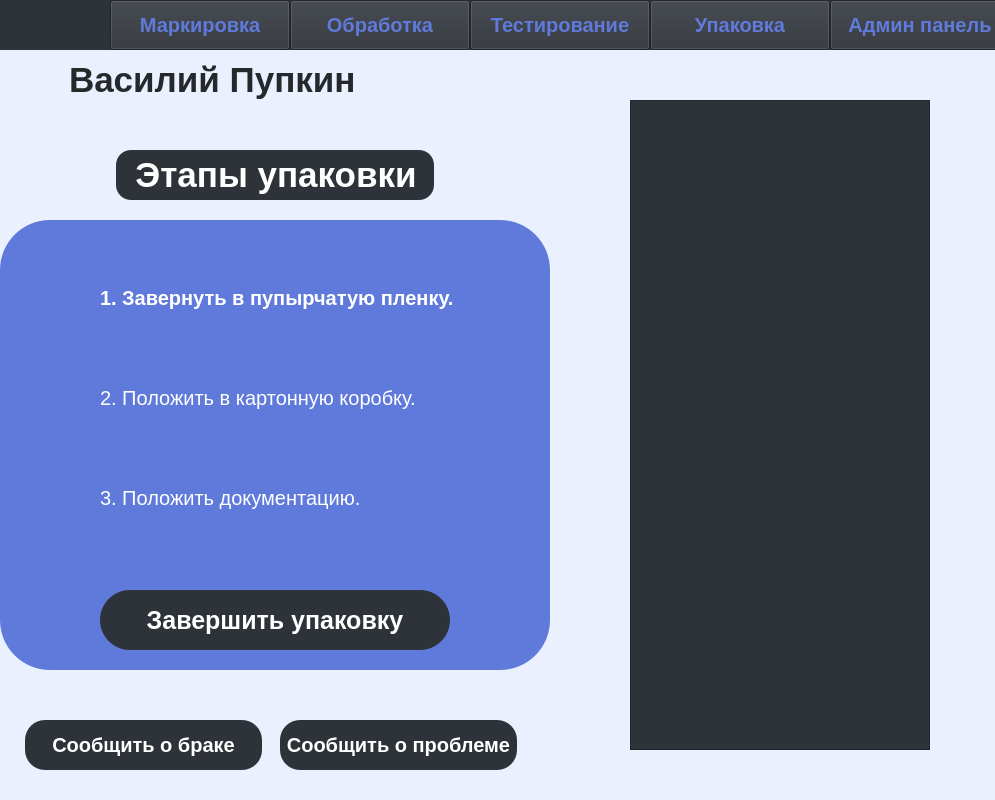
Above: GUI/Packing.ui from damirian174/RFID-marks before the change. Below: the same form after it.
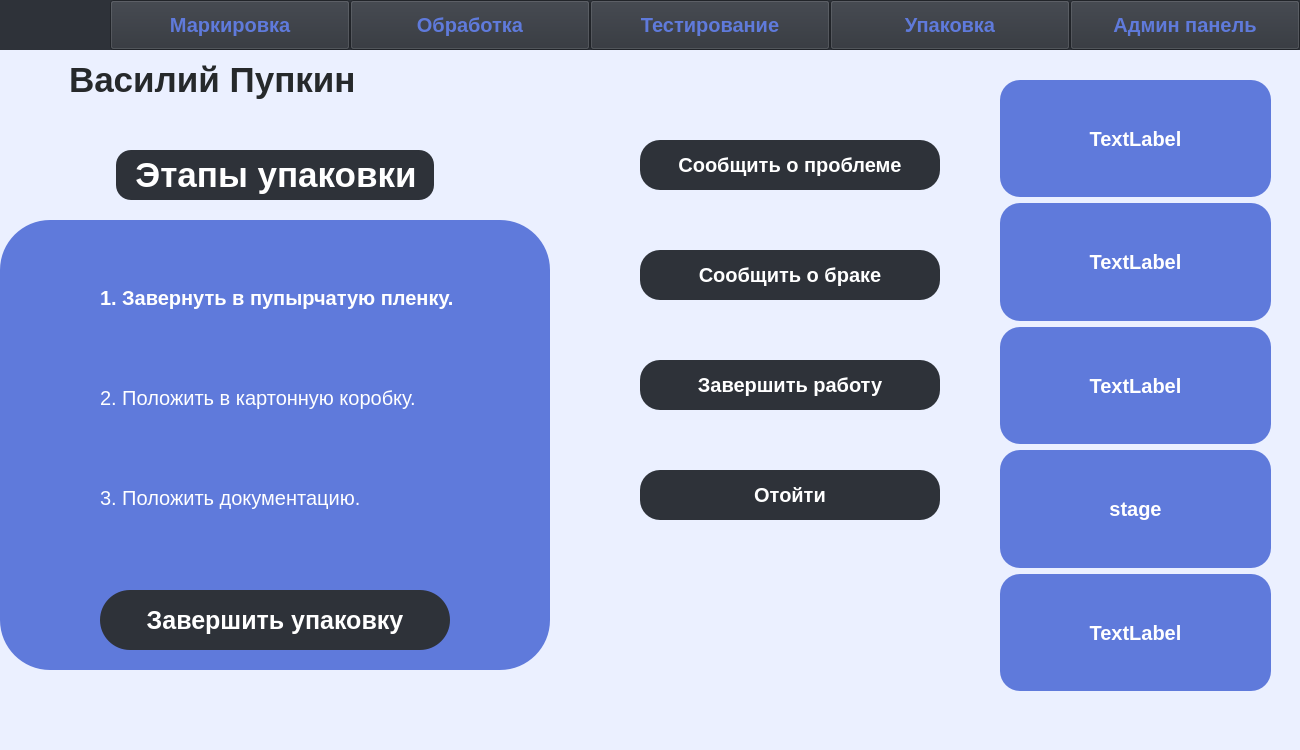
That is the form after the change. Icons and pictures are not drawn.

```diff
--- a/GUI/Packing.ui
+++ b/GUI/Packing.ui
@@ -6,8 +6,8 @@
    <rect>
     <x>0</x>
     <y>0</y>
-    <width>995</width>
-    <height>800</height>
+    <width>1300</width>
+    <height>750</height>
    </rect>
   </property>
   <property name="windowTitle">
@@ -19,7 +19,7 @@
      <rect>
       <x>0</x>
       <y>50</y>
-      <width>1001</width>
+      <width>1301</width>
       <height>751</height>
      </rect>
     </property>
@@ -35,17 +35,84 @@
        <height>750</height>
       </rect>
      </property>
-     <widget class="QTableView" name="tableView">
+     <widget class="QPushButton" name="pushButton_4">
       <property name="geometry">
        <rect>
-        <x>80</x>
-        <y>50</y>
+        <x>90</x>
+        <y>90</y>
         <width>300</width>
-        <height>650</height>
+        <height>50</height>
        </rect>
       </property>
       <property name="styleSheet">
-       <string notr="true">background-color: #2E3239;</string>
+       <string notr="true">background-color: #2E3239;
+color: rgb(255, 255, 255);
+border-radius: 20px;
+font: 20px;
+font-weight: 700;</string>
+      </property>
+      <property name="text">
+       <string>Сообщить о проблеме</string>
+      </property>
+     </widget>
+     <widget class="QPushButton" name="pushButton_9">
+      <property name="geometry">
+       <rect>
+        <x>90</x>
+        <y>200</y>
+        <width>300</width>
+        <height>50</height>
+       </rect>
+      </property>
+      <property name="styleSheet">
+       <string notr="true">background-color: #2E3239;
+color: rgb(255, 255, 255);
+border-radius: 20px;
+font: 20px;
+font-weight: 700;</string>
+      </property>
+      <property name="text">
+       <string>Сообщить о браке</string>
+      </property>
+     </widget>
+     <widget class="QPushButton" name="pushButton_12">
+      <property name="geometry">
+       <rect>
+        <x>90</x>
+        <y>310</y>
+        <width>300</width>
+        <height>50</height>
+       </rect>
+      </property>
+      <property name="styleSheet">
+       <string notr="true">background-color: #2E3239;
+color: rgb(255, 255, 255);
+border-radius: 20px;
+font: 20px;
+font-weight: 700;</string>
+      </property>
+      <property name="text">
+       <string>Завершить работу</string>
+      </property>
+     </widget>
+     <widget class="QPushButton" name="pushButton_15">
+      <property name="geometry">
+       <rect>
+        <x>90</x>
+        <y>420</y>
+        <width>300</width>
+        <height>50</height>
+       </rect>
+      </property>
+      <property name="styleSheet">
+       <string notr="true">background-color: #2E3239;
+color: rgb(255, 255, 255);
+border-radius: 20px;
+font: 20px;
+font-weight: 700;</string>
+      </property>
+      <property name="text">
+       <string>Отойти</string>
       </property>
      </widget>
     </widget>
@@ -193,46 +260,109 @@
        </property>
       </widget>
      </widget>
-     <widget class="QPushButton" name="pushButton_9">
-      <property name="geometry">
-       <rect>
-        <x>25</x>
-        <y>600</y>
-        <width>237</width>
-        <height>50</height>
-       </rect>
+    </widget>
+    <widget class="QWidget" name="verticalLayoutWidget">
+     <property name="geometry">
+      <rect>
+       <x>1000</x>
+       <y>30</y>
+       <width>271</width>
+       <height>611</height>
+      </rect>
+     </property>
+     <layout class="QVBoxLayout" name="verticalLayout">
+      <property name="sizeConstraint">
+       <enum>QLayout::SizeConstraint::SetMaximumSize</enum>
       </property>
-      <property name="styleSheet">
-       <string notr="true">background-color: #2E3239;
+      <item>
+       <widget class="QLabel" name="serial">
+        <property name="styleSheet">
+         <string notr="true">background-color: #5F7ADB;
 color: rgb(255, 255, 255);
 border-radius: 20px;
 font: 20px;
 font-weight: 700;</string>
-      </property>
-      <property name="text">
-       <string>Сообщить о браке</string>
-      </property>
-     </widget>
-     <widget class="QPushButton" name="pushButton_4">
-      <property name="geometry">
-       <rect>
-        <x>280</x>
-        <y>600</y>
-        <width>237</width>
-        <height>50</height>
-       </rect>
-      </property>
-      <property name="styleSheet">
-       <string notr="true">background-color: #2E3239;
+        </property>
+        <property name="text">
+         <string>TextLabel</string>
+        </property>
+        <property name="alignment">
+         <set>Qt::AlignmentFlag::AlignCenter</set>
+        </property>
+       </widget>
+      </item>
+      <item>
+       <widget class="QLabel" name="name">
+        <property name="styleSheet">
+         <string notr="true">background-color: #5F7ADB;
 color: rgb(255, 255, 255);
 border-radius: 20px;
 font: 20px;
 font-weight: 700;</string>
-      </property>
-      <property name="text">
-       <string>Сообщить о проблеме</string>
-      </property>
-     </widget>
+        </property>
+        <property name="text">
+         <string>TextLabel</string>
+        </property>
+        <property name="alignment">
+         <set>Qt::AlignmentFlag::AlignCenter</set>
+        </property>
+       </widget>
+      </item>
+      <item>
+       <widget class="QLabel" name="defective">
+        <property name="styleSheet">
+         <string notr="true">background-color: #5F7ADB;
+color: rgb(255, 255, 255);
+border-radius: 20px;
+font: 20px;
+font-weight: 700;</string>
+        </property>
+        <property name="text">
+         <string>TextLabel</string>
+        </property>
+        <property name="alignment">
+         <set>Qt::AlignmentFlag::AlignCenter</set>
+        </property>
+       </widget>
+      </item>
+      <item>
+       <widget class="QLabel" name="stage">
+        <property name="layoutDirection">
+         <enum>Qt::LayoutDirection::LeftToRight</enum>
+        </property>
+        <property name="styleSheet">
+         <string notr="true">background-color: #5F7ADB;
+color: rgb(255, 255, 255);
+border-radius: 20px;
+font: 20px;
+font-weight: 700;</string>
+        </property>
+        <property name="text">
+         <string>stage</string>
+        </property>
+        <property name="alignment">
+         <set>Qt::AlignmentFlag::AlignCenter</set>
+        </property>
+       </widget>
+      </item>
+      <item>
+       <widget class="QLabel" name="sector">
+        <property name="styleSheet">
+         <string notr="true">background-color: #5F7ADB;
+color: rgb(255, 255, 255);
+border-radius: 20px;
+font: 20px;
+font-weight: 700;</string>
+        </property>
+        <property name="text">
+         <string>TextLabel</string>
+        </property>
+        <property name="alignment">
+         <set>Qt::AlignmentFlag::AlignCenter</set>
+        </property>
+       </widget>
+      </item>
+     </layout>
     </widget>
    </widget>
    <widget class="QWidget" name="widget" native="true">
@@ -240,7 +370,7 @@
      <rect>
       <x>0</x>
       <y>0</y>
-      <width>1000</width>
+      <width>1300</width>
       <height>50</height>
      </rect>
     </property>
@@ -256,7 +386,7 @@
       <rect>
        <x>110</x>
        <y>0</y>
-       <width>180</width>
+       <width>240</width>
        <height>50</height>
       </rect>
      </property>
@@ -267,9 +397,9 @@
     <widget class="QPushButton" name="pushButton_2">
      <property name="geometry">
       <rect>
-       <x>470</x>
+       <x>590</x>
        <y>0</y>
-       <width>180</width>
+       <width>240</width>
        <height>50</height>
       </rect>
      </property>
@@ -280,38 +410,25 @@
       <string>Тестирование</string>
      </property>
     </widget>
-    <widget class="QPushButton" name="pushButton_5">
-     <property name="geometry">
-      <rect>
-       <x>650</x>
-       <y>0</y>
-       <width>180</width>
-       <height>50</height>
-      </rect>
-     </property>
-     <property name="text">
-      <string>Упаковка</string>
-     </property>
-    </widget>
     <widget class="QPushButton" name="pushButton_6">
      <property name="geometry">
       <rect>
        <x>830</x>
        <y>0</y>
-       <width>180</width>
+       <width>240</width>
        <height>50</height>
       </rect>
      </property>
      <property name="text">
-      <string>Админ панель</string>
+      <string>Упаковка</string>
      </property>
     </widget>
     <widget class="QPushButton" name="pushButton_8">
      <property name="geometry">
       <rect>
-       <x>290</x>
+       <x>350</x>
        <y>0</y>
-       <width>180</width>
+       <width>240</width>
        <height>50</height>
       </rect>
      </property>
@@ -345,6 +462,19 @@
       </property>
      </widget>
     </widget>
+    <widget class="QPushButton" name="pushButton_11">
+     <property name="geometry">
+      <rect>
+       <x>1070</x>
+       <y>0</y>
+       <width>230</width>
+       <height>50</height>
+      </rect>
+     </property>
+     <property name="text">
+      <string>Админ панель</string>
+     </property>
+    </widget>
    </widget>
   </widget>
  </widget>
```
Left out of the diff: 6 changed lines with no effect on the pictures.
